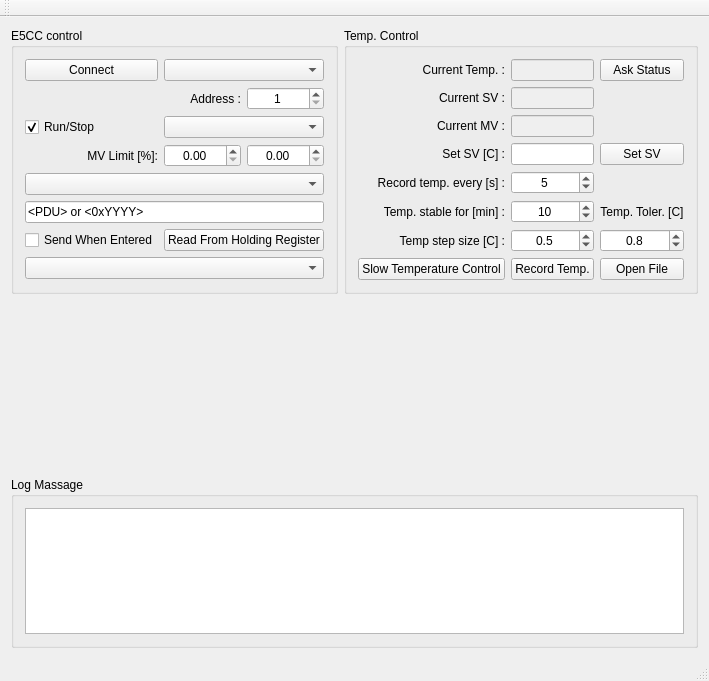
Above: mainwindow.ui from TripletESR/Omron_PID before the change. Below: the same form after it.
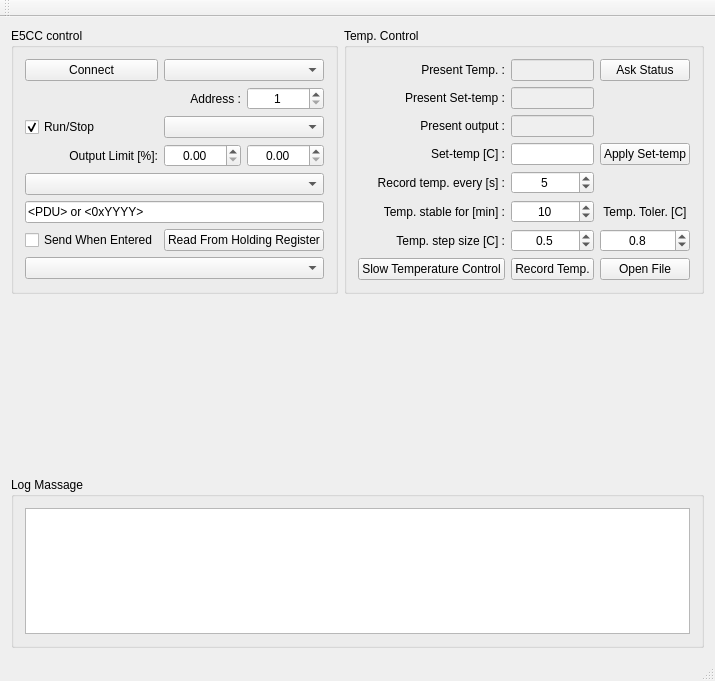
That is the form after the change. Custom widgets are drawn as their Qt base class.

Diff of the .ui file:
```diff
--- a/mainwindow.ui
+++ b/mainwindow.ui
@@ -31,7 +31,7 @@
        <item row="3" column="2">
         <widget class="QPushButton" name="pushButton_SetSV">
          <property name="text">
-          <string>Set SV</string>
+          <string>Apply Set-temp</string>
          </property>
         </widget>
        </item>
@@ -45,7 +45,7 @@
        <item row="0" column="0">
         <widget class="QLabel" name="label">
          <property name="text">
-          <string>Current Temp. :</string>
+          <string>Present Temp. :</string>
          </property>
          <property name="alignment">
           <set>Qt::AlignRight|Qt::AlignTrailing|Qt::AlignVCenter</set>
@@ -65,7 +65,7 @@
        <item row="1" column="0">
         <widget class="QLabel" name="label_4">
          <property name="text">
-          <string>Current SV :</string>
+          <string>Present Set-temp :</string>
          </property>
          <property name="alignment">
           <set>Qt::AlignRight|Qt::AlignTrailing|Qt::AlignVCenter</set>
@@ -111,7 +111,7 @@
        <item row="3" column="0">
         <widget class="QLabel" name="label_2">
          <property name="text">
-          <string>Set SV [C] :</string>
+          <string>Set-temp [C] :</string>
          </property>
          <property name="alignment">
           <set>Qt::AlignRight|Qt::AlignTrailing|Qt::AlignVCenter</set>
@@ -169,7 +169,7 @@
        <item row="6" column="0">
         <widget class="QLabel" name="label_8">
          <property name="text">
-          <string>Temp step size [C] :</string>
+          <string>Temp. step size [C] :</string>
          </property>
          <property name="alignment">
           <set>Qt::AlignRight|Qt::AlignTrailing|Qt::AlignVCenter</set>
@@ -239,7 +239,7 @@
        <item row="2" column="0">
         <widget class="QLabel" name="label_10">
          <property name="text">
-          <string>Current MV :</string>
+          <string>Present output :</string>
          </property>
          <property name="alignment">
           <set>Qt::AlignRight|Qt::AlignTrailing|Qt::AlignVCenter</set>
@@ -367,7 +367,7 @@
        <item row="4" column="0">
         <widget class="QLabel" name="label_9">
          <property name="text">
-          <string>MV Limit [%]:</string>
+          <string>Output Limit [%]:</string>
          </property>
          <property name="alignment">
           <set>Qt::AlignRight|Qt::AlignTrailing|Qt::AlignVCenter</set>
```
